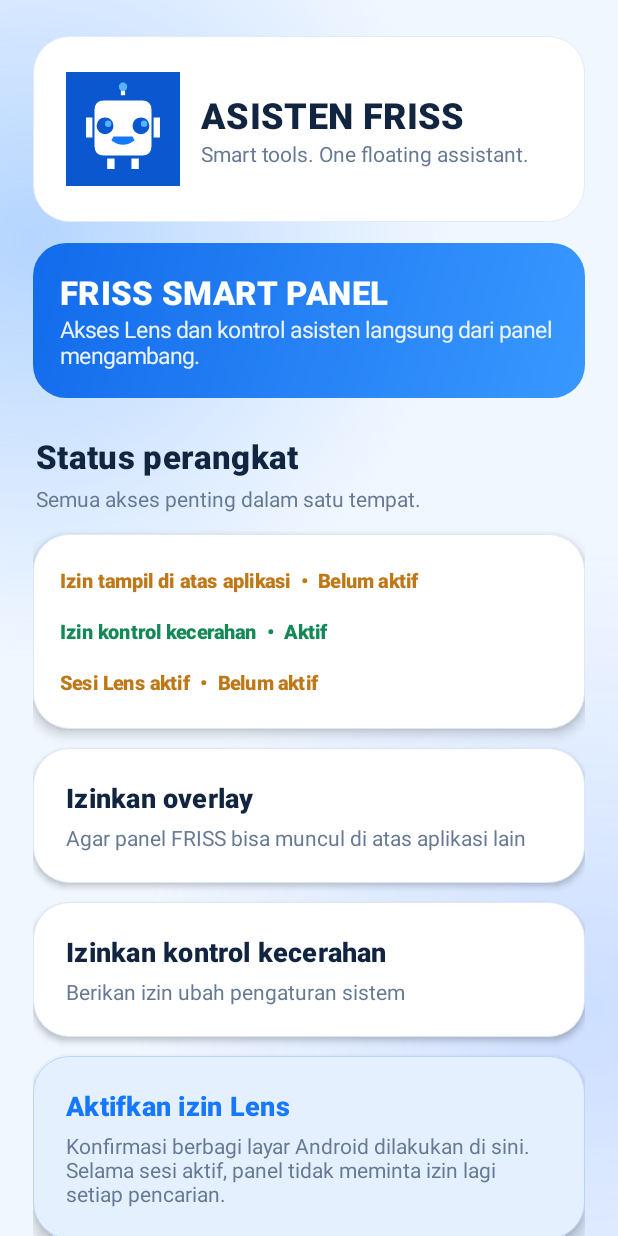
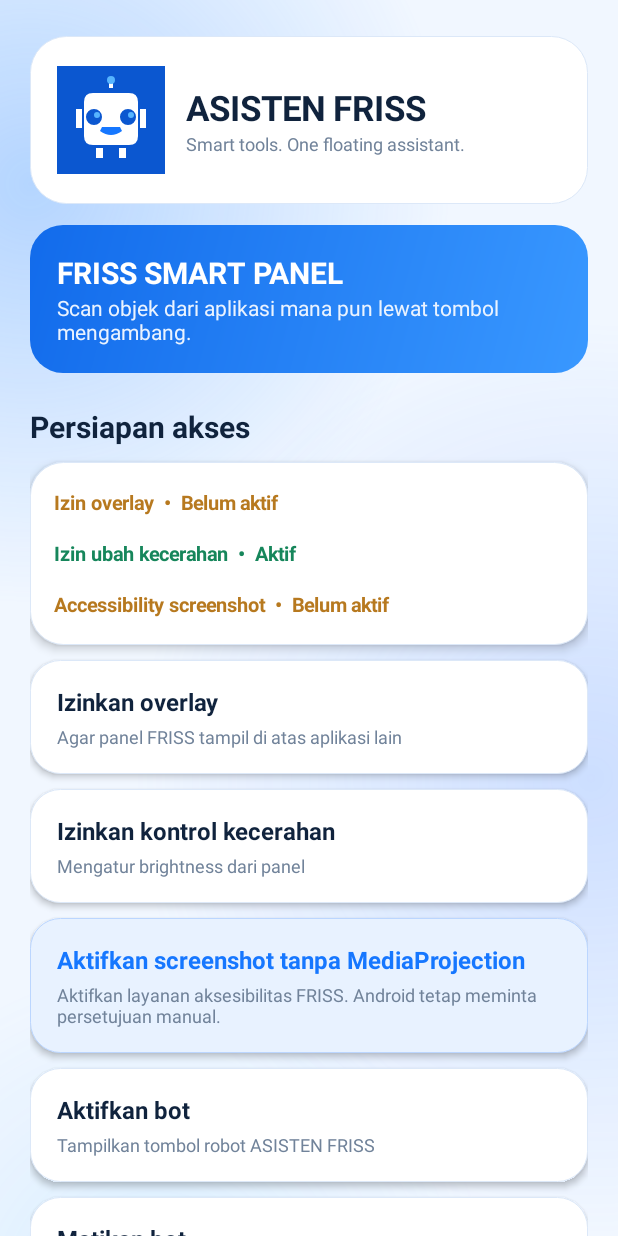
Before and after one commit to farisnesia1-coder/frisbotapk, an Android app: the screen it shows after launch (MainActivity), on a phone screen of 412 x 824 dp. Run offline under Robolectric (Android 15) with nearby library versions, the phone set to English and light mode, and no system bars.

Commit message:
Update FRISS setup for Accessibility capture

```diff
--- a/overrides/app/src/main/java/id/friss/assist/MainActivity.kt
+++ b/overrides/app/src/main/java/id/friss/assist/MainActivity.kt
@@ -1,82 +1,153 @@
 package id.friss.assist
-// Lens permission setup is intentionally hosted in the main app, not the floating panel.
+
 import android.app.Activity
 import android.content.Intent
 import android.net.Uri
 import android.os.Build
 import android.os.Bundle
 import android.provider.Settings
+import android.view.Gravity
+import android.view.accessibility.AccessibilityManager
 import android.graphics.Color
 import android.graphics.Typeface
 import android.graphics.drawable.GradientDrawable
-import android.graphics.drawable.Drawable
-import android.graphics.Canvas
-import android.graphics.Paint
-import android.graphics.RadialGradient
-import android.graphics.Shader
-import android.animation.ValueAnimator
-import android.view.animation.LinearInterpolator
-import android.view.Gravity
 import android.widget.ImageView
 import android.widget.LinearLayout
 import android.widget.ScrollView
 import android.widget.TextView
 import android.widget.Toast
-import android.media.projection.MediaProjectionManager
 
 class MainActivity : Activity() {
- private val blue=Color.rgb(22,119,255); private val ink=Color.rgb(17,37,64); private val muted=Color.rgb(103,122,148)
- private lateinit var content:LinearLayout; private val projectionRequest=8201
- override fun onCreate(savedInstanceState:Bundle?){super.onCreate(savedInstanceState);render()}
- override fun onResume(){super.onResume();if(::content.isInitialized)render()}
- private fun render(){
-  val page=LinearLayout(this).apply{orientation=1;setPadding(dp(22),dp(24),dp(22),dp(34));background=AnimatedBlueBackground()}
-  val scroll=ScrollView(this).apply{isFillViewport=true;addView(page)}
-  val brand=LinearLayout(this).apply{orientation=0;gravity=Gravity.CENTER_VERTICAL;setPadding(dp(22),dp(24),dp(22),dp(24));background=rounded(Color.WHITE,24,0xFFE1EBFA.toInt())}
-  brand.addView(ImageView(this).apply{setImageResource(R.drawable.ic_friss_robot);scaleType=ImageView.ScaleType.FIT_CENTER},LinearLayout.LayoutParams(dp(76),dp(76)))
-  val bt=LinearLayout(this).apply{orientation=1;setPadding(dp(14),0,0,0)}
-  bt.addView(txt("ASISTEN FRISS",24f,ink,true));bt.addView(txt("Smart tools. One floating assistant.",14f,muted,false))
-  brand.addView(bt,LinearLayout.LayoutParams(0,-2,1f));page.addView(brand)
-  val hero=LinearLayout(this).apply{orientation=1;setPadding(dp(18),dp(18),dp(18),dp(18));background=GradientDrawable(GradientDrawable.Orientation.TL_BR,intArrayOf(0xFF126BEB.toInt(),0xFF3998FF.toInt())).apply{cornerRadius=dp(22).toFloat()}}
-  hero.addView(txt("FRISS SMART PANEL",22f,Color.WHITE,true))
-  hero.addView(txt("Akses Lens dan kontrol asisten langsung dari panel mengambang.",15f,0xFFEAF3FF.toInt(),false))
-  page.addView(hero,LinearLayout.LayoutParams(-1,-2).apply{topMargin=dp(14)})
-  page.addView(txt("Status perangkat",22f,ink,true).apply{setPadding(dp(2),dp(24),0,dp(4))})
-  page.addView(txt("Semua akses penting dalam satu tempat.",14f,muted,false).apply{setPadding(dp(2),0,0,dp(14))})
-  val status=card()
-  status.addView(statusRow("Izin tampil di atas aplikasi",Settings.canDrawOverlays(this)))
-  status.addView(statusRow("Izin kontrol kecerahan",Settings.System.canWrite(this)))
-  status.addView(statusRow("Sesi Lens aktif",LensCaptureService.isActive));page.addView(status)
-  action(page,"Izinkan overlay","Agar panel FRISS bisa muncul di atas aplikasi lain"){startActivity(Intent(Settings.ACTION_MANAGE_OVERLAY_PERMISSION,Uri.parse("package:$packageName")))}
-  action(page,"Izinkan kontrol kecerahan","Berikan izin ubah pengaturan sistem"){startActivity(Intent(Settings.ACTION_MANAGE_WRITE_SETTINGS,Uri.parse("package:$packageName")))}
-  action(page,"Aktifkan izin Lens","Konfirmasi berbagi layar Android dilakukan di sini. Selama sesi aktif, panel tidak meminta izin lagi setiap pencarian.",true){
-   val mgr=getSystemService(MEDIA_PROJECTION_SERVICE) as MediaProjectionManager
-   @Suppress("DEPRECATION") startActivityForResult(mgr.createScreenCaptureIntent(),projectionRequest)
-  }
-  action(page,"Nonaktifkan sesi Lens","Akhiri sesi berbagi layar sampai lu mengaktifkannya lagi"){
-   stopService(Intent(this,LensCaptureService::class.java));LensCaptureService.isActive=false;render()
-   Toast.makeText(this,"Sesi Lens dihentikan.",Toast.LENGTH_SHORT).show()
-  }
-  action(page,"Aktifkan FRISS ASSIST","Tampilkan tombol robot mengambang di layar",true){
-   if(!Settings.canDrawOverlays(this)){Toast.makeText(this,"Izinkan overlay terlebih dahulu.",Toast.LENGTH_SHORT).show();startActivity(Intent(Settings.ACTION_MANAGE_OVERLAY_PERMISSION,Uri.parse("package:$packageName")))}
-   else{val s=Intent(this,FloatingAssistantService::class.java);if(Build.VERSION.SDK_INT>=26)startForegroundService(s) else startService(s);Toast.makeText(this,"FRISS ASSIST aktif.",Toast.LENGTH_SHORT).show()}
-  }
-  action(page,"Matikan floating assistant","Sembunyikan tombol robot dari layar"){stopService(Intent(this,FloatingAssistantService::class.java))}
-  page.addView(txt("FRISS ASSIST  •  Versi 1.1",11f,muted,false).apply{gravity=Gravity.CENTER;setPadding(0,dp(24),0,0)})
-  content=page;setContentView(scroll)
- }
- @Deprecated("Deprecated API retained for compatibility")
- override fun onActivityResult(requestCode:Int,resultCode:Int,data:Intent?){super.onActivityResult(requestCode,resultCode,data);if(requestCode!=projectionRequest)return
-  if(resultCode!=RESULT_OK||data==null){Toast.makeText(this,"Izin Lens belum diaktifkan.",Toast.LENGTH_SHORT).show();return}
-  val s=Intent(this,LensCaptureService::class.java).apply{action=LensCaptureService.ACTION_START;putExtra(LensCaptureService.EXTRA_RESULT_CODE,resultCode);putExtra(LensCaptureService.EXTRA_RESULT_DATA,data)}
-  if(Build.VERSION.SDK_INT>=26)startForegroundService(s) else startService(s)
-  Toast.makeText(this,"Izin Lens aktif. Tombol Google Lens di panel siap digunakan.",Toast.LENGTH_LONG).show();render()
- }
- private fun card()=LinearLayout(this).apply{orientation=1;setPadding(dp(18),dp(14),dp(18),dp(14));background=rounded(Color.WHITE,24,0xFFDCE8F8.toInt());elevation=dp(5).toFloat();clipToOutline=true}
- private fun statusRow(s:String,ok:Boolean)=txt("$s  •  ${if(ok)"Aktif" else "Belum aktif"}",13f,if(ok)Color.rgb(18,137,86) else Color.rgb(190,120,24),true).apply{setPadding(0,dp(8),0,dp(8))}
- private fun action(p:LinearLayout,t:String,d:String,primary:Boolean=false,fn:()->Unit){val v=LinearLayout(this).apply{orientation=1;setPadding(dp(22),dp(21),dp(22),dp(21));background=rounded(if(primary)Color.rgb(229,240,255) else Color.WHITE,24,if(primary)0xFFB8D4FF.toInt() else 0xFFDCE8F8.toInt());elevation=dp(if(primary)5 else 3).toFloat();minimumHeight=dp(82);isClickable=true;isFocusable=true;setOnClickListener{fn()}}
-  v.addView(txt(t,18f,if(primary)blue else ink,true));v.addView(txt(d,14f,muted,false).apply{setPadding(0,dp(5),0,0)});p.addView(v,LinearLayout.LayoutParams(-1,-2).apply{topMargin=dp(13)})}
- private fun txt(s:String,z:Float,c:Int,b:Boolean)=TextView(this).apply{text=s;textSize=z;setTextColor(c);typeface=Typeface.create(if(b)"sans-serif-medium" else "sans-serif",if(b)Typeface.BOLD else Typeface.NORMAL);letterSpacing=if(b)0.01f else 0f;includeFontPadding=true}
- private fun rounded(c:Int,r:Int,s:Int)=GradientDrawable().apply{setColor(c);cornerRadius=dp(r).toFloat();setStroke(dp(1),s)}
- private fun dp(v:Int)=(v*resources.displayMetrics.density).toInt()
+    private val blue = 0xFF1677FF.toInt()
+    private val ink = 0xFF10233D.toInt()
+    private val muted = 0xFF71839A.toInt()
+
+    override fun onCreate(savedInstanceState: Bundle?) {
+        super.onCreate(savedInstanceState)
+        render()
+    }
+
+    override fun onResume() {
+        super.onResume()
+        if (window.decorView.isAttachedToWindow) render()
+    }
+
+    private fun render() {
+        val page = LinearLayout(this).apply {
+            orientation = LinearLayout.VERTICAL
+            setPadding(dp(20), dp(24), dp(20), dp(30))
+            background = AnimatedBlueBackground()
+        }
+        val scroll = ScrollView(this).apply { isFillViewport = true; addView(page) }
+        val brand = LinearLayout(this).apply {
+            gravity = Gravity.CENTER_VERTICAL
+            setPadding(dp(18), dp(20), dp(18), dp(20))
+            background = rounded(Color.WHITE, 24, 0xFFDCE8F8.toInt())
+        }
+        brand.addView(ImageView(this).apply { setImageResource(R.drawable.ic_friss_robot) },
+            LinearLayout.LayoutParams(dp(72), dp(72)))
+        val labels = LinearLayout(this).apply {
+            orientation = LinearLayout.VERTICAL
+            setPadding(dp(14), 0, 0, 0)
+        }
+        labels.addView(txt("ASISTEN FRISS", 23f, ink, true))
+        labels.addView(txt("Smart tools. One floating assistant.", 12f, muted, false))
+        brand.addView(labels, LinearLayout.LayoutParams(0, -2, 1f))
+        page.addView(brand)
+
+        val hero = LinearLayout(this).apply {
+            orientation = LinearLayout.VERTICAL
+            setPadding(dp(18), dp(18), dp(18), dp(18))
+            background = GradientDrawable(GradientDrawable.Orientation.TL_BR,
+                intArrayOf(0xFF126BEB.toInt(), 0xFF3998FF.toInt())).apply { cornerRadius = dp(22).toFloat() }
+        }
+        hero.addView(txt("FRISS SMART PANEL", 20f, Color.WHITE, true))
+        hero.addView(txt("Scan objek dari aplikasi mana pun lewat tombol mengambang.", 14f, 0xFFEAF3FF.toInt(), false))
+        page.addView(hero, LinearLayout.LayoutParams(-1, -2).apply { topMargin = dp(14) })
+
+        page.addView(txt("Persiapan akses", 20f, ink, true).apply { setPadding(0, dp(22), 0, dp(10)) })
+        val status = card()
+        status.addView(statusRow("Izin overlay", Settings.canDrawOverlays(this)))
+        status.addView(statusRow("Izin ubah kecerahan", Settings.System.canWrite(this)))
+        status.addView(statusRow("Accessibility screenshot", isAccessibilityEnabled()))
+        page.addView(status)
+
+        action(page, "Izinkan overlay", "Agar panel FRISS tampil di atas aplikasi lain") {
+            startActivity(Intent(Settings.ACTION_MANAGE_OVERLAY_PERMISSION, Uri.parse("package:$packageName")))
+        }
+        action(page, "Izinkan kontrol kecerahan", "Mengatur brightness dari panel") {
+            startActivity(Intent(Settings.ACTION_MANAGE_WRITE_SETTINGS, Uri.parse("package:$packageName")))
+        }
+        action(page, "Aktifkan screenshot tanpa MediaProjection", "Aktifkan layanan aksesibilitas FRISS. Android tetap meminta persetujuan manual.", true) {
+            startActivity(Intent(Settings.ACTION_ACCESSIBILITY_SETTINGS))
+        }
+        action(page, "Aktifkan bot", "Tampilkan tombol robot ASISTEN FRISS") {
+            if (!Settings.canDrawOverlays(this)) {
+                Toast.makeText(this, "Aktifkan izin overlay terlebih dahulu.", Toast.LENGTH_SHORT).show()
+                startActivity(Intent(Settings.ACTION_MANAGE_OVERLAY_PERMISSION, Uri.parse("package:$packageName")))
+            } else {
+                val service = Intent(this, FloatingAssistantService::class.java)
+                if (Build.VERSION.SDK_INT >= 26) startForegroundService(service) else startService(service)
+                Toast.makeText(this, "Bot FRISS aktif.", Toast.LENGTH_SHORT).show()
+            }
+        }
+        action(page, "Matikan bot", "Hentikan tombol dan panel mengambang") {
+            stopService(Intent(this, FloatingAssistantService::class.java))
+        }
+        page.addView(txt("FRISS ASSIST  •  Android 11+", 11f, muted, false).apply {
+            gravity = Gravity.CENTER
+            setPadding(0, dp(24), 0, 0)
+        })
+        setContentView(scroll)
+    }
+
+    private fun isAccessibilityEnabled(): Boolean {
+        val manager = getSystemService(ACCESSIBILITY_SERVICE) as AccessibilityManager
+        val expected = "$packageName/id.friss.assist.AccessibilityCaptureService"
+        return manager.getEnabledAccessibilityServiceList(android.accessibilityservice.AccessibilityServiceInfo.FEEDBACK_ALL_MASK)
+            .any { it.resolveInfo.serviceInfo.let { info -> "${info.packageName}/${info.name}" == expected } }
+    }
+
+    private fun card() = LinearLayout(this).apply {
+        orientation = LinearLayout.VERTICAL
+        setPadding(dp(16), dp(10), dp(16), dp(10))
+        background = rounded(Color.WHITE, 22, 0xFFDCE8F8.toInt())
+        elevation = dp(4).toFloat()
+    }
+
+    private fun statusRow(label: String, enabled: Boolean) = txt(
+        "$label  •  ${if (enabled) "Aktif" else "Belum aktif"}", 13f,
+        if (enabled) 0xFF16865B.toInt() else 0xFFB7791F.toInt(), true
+    ).apply { setPadding(0, dp(8), 0, dp(8)) }
+
+    private fun action(parent: LinearLayout, title: String, description: String, primary: Boolean = false, run: () -> Unit) {
+        val item = LinearLayout(this).apply {
+            orientation = LinearLayout.VERTICAL
+            setPadding(dp(18), dp(17), dp(18), dp(17))
+            background = rounded(if (primary) 0xFFE8F2FF.toInt() else Color.WHITE, 20,
+                if (primary) 0xFFBBD6FF.toInt() else 0xFFDCE8F8.toInt())
+            elevation = dp(3).toFloat()
+            isClickable = true
+            isFocusable = true
+            setOnClickListener { run() }
+        }
+        item.addView(txt(title, 16f, if (primary) blue else ink, true))
+        item.addView(txt(description, 12f, muted, false).apply { setPadding(0, dp(4), 0, 0) })
+        parent.addView(item, LinearLayout.LayoutParams(-1, -2).apply { topMargin = dp(10) })
+    }
+
+    private fun txt(value: String, size: Float, color: Int, bold: Boolean) = TextView(this).apply {
+        text = value
+        textSize = size
+        setTextColor(color)
+        typeface = Typeface.create("sans-serif", if (bold) Typeface.BOLD else Typeface.NORMAL)
+    }
+
+    private fun rounded(color: Int, radius: Int, stroke: Int) = GradientDrawable().apply {
+        setColor(color)
+        cornerRadius = dp(radius).toFloat()
+        setStroke(dp(1), stroke)
+    }
+
+    private fun dp(value: Int) = (value * resources.displayMetrics.density).toInt()
 }
```
